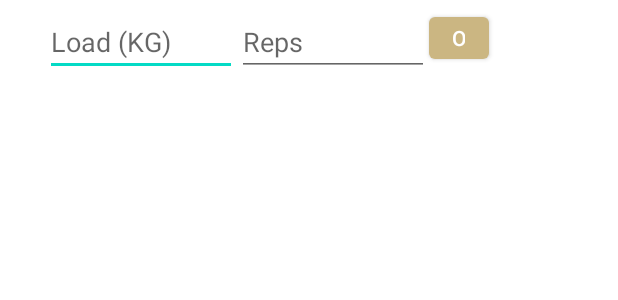
After one commit to XaviourG/WorkoutApp, an Android app: the layout fragment_player_set.xml on its own in the app's theme, with its tools: preview values and no code run, on a phone screen of 412 x 824 dp. The commit adds this screen. Shown: the top 300 px of the screen. Run offline under Robolectric (Android 15) with nearby library versions, the phone set to English and light mode, and no system bars.

```diff
--- /dev/null
+++ b/app/src/main/java/com/example/workoutapp/adapters/SetAdapter.kt
@@ -0,0 +1,4 @@
+package com.example.workoutapp.adapters
+
+interface SetAdapter {
+}
--- a/app/src/main/java/com/example/workoutapp/adapters/SetBuildAdapter.kt
+++ b/app/src/main/java/com/example/workoutapp/adapters/SetBuildAdapter.kt
@@ -1,7 +1,10 @@
 package com.example.workoutapp.adapters
 
+import android.text.TextWatcher
 import android.view.LayoutInflater
+import android.view.View
 import android.view.ViewGroup
+import android.widget.SearchView
 import androidx.recyclerview.widget.RecyclerView
 import com.example.workoutapp.data.exercisedb.Exercise
 import com.example.workoutapp.databinding.FragmentExerciseBinding
--- a/app/src/main/java/com/example/workoutapp/data/exercisedb/Log.kt
+++ b/app/src/main/java/com/example/workoutapp/data/exercisedb/Log.kt
@@ -9,7 +9,6 @@ data class Log(
     @PrimaryKey(autoGenerate = true) val LID: Int? = null,
     @ColumnInfo(name = "date") val date: String,
     @ColumnInfo(name = "exerciseID") val exerciseID: Int,
-    @ColumnInfo(name = "modifier") val modifier: String? = null,
-    @ColumnInfo(name = "load") val load: Int,
-    @ColumnInfo(name = "reps") val reps: Int
+    @ColumnInfo(name = "performance") val load: String
+    //Where performance is stored load.reps.modifier|load.reps.modifier|...
 )
--- /dev/null
+++ b/app/src/main/res/layout/fragment_player_set.xml
@@ -0,0 +1,39 @@
+<?xml version="1.0" encoding="utf-8"?>
+<androidx.constraintlayout.widget.ConstraintLayout xmlns:android="http://schemas.android.com/apk/res/android"
+    xmlns:app="http://schemas.android.com/apk/res-auto"
+    xmlns:tools="http://schemas.android.com/tools"
+    android:layout_width="match_parent"
+    android:layout_height="wrap_content">
+
+    <EditText
+        android:id="@+id/etLoad"
+        android:layout_width="wrap_content"
+        android:layout_height="wrap_content"
+        android:ems="6"
+        android:layout_marginStart="30dp"
+        android:layout_marginTop="5dp"
+        android:inputType="number"
+        android:hint="Load (KG)"
+        app:layout_constraintStart_toStartOf="parent"
+        app:layout_constraintTop_toTopOf="parent" />
+
+    <EditText
+        android:id="@+id/etReps"
+        android:layout_width="wrap_content"
+        android:layout_height="wrap_content"
+        android:layout_marginTop="5dp"
+        android:ems="6"
+        android:hint="Reps"
+        android:inputType="number"
+        app:layout_constraintStart_toEndOf="@+id/etLoad"
+        app:layout_constraintTop_toTopOf="parent" />
+
+    <Button
+        android:id="@+id/btnTick"
+        android:layout_width="40dp"
+        android:layout_height="40dp"
+        android:layout_marginTop="5dp"
+        android:text="o"
+        app:layout_constraintStart_toEndOf="@+id/etReps"
+        app:layout_constraintTop_toTopOf="parent" />
+</androidx.constraintlayout.widget.ConstraintLayout>
```
Also changed, not shown: app/src/main/java/com/example/workoutapp/WorkoutPlayer.kt (+11 -1 lines), app/src/main/java/com/example/workoutapp/adapters/PlayerSetAdapter.kt (added, +63 -0 lines), app/src/main/java/com/example/workoutapp/adapters/WorkoutPlayerAdapter.kt (+23 -10 lines), app/src/main/res/layout/activity_workout_player.xml (+10 -1 lines).
